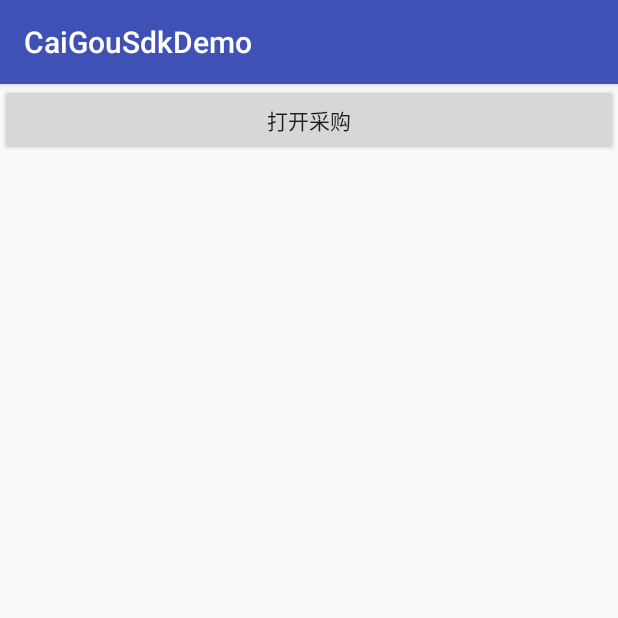
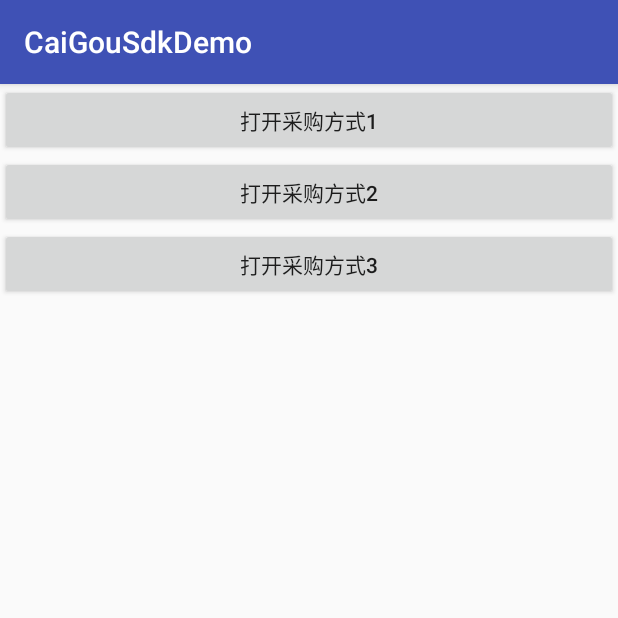
Before and after one commit to niulinguo/CaiGouSdkDemo, an Android app: the screen it shows after launch (MainActivity), on a phone screen of 412 x 824 dp, the top half of it. Run offline under Robolectric (Android 15) with nearby library versions, the phone set to English and light mode, and no system bars.

Commit message:
修改跳转方式

```diff
--- a/app/src/main/res/layout/activity_main.xml
+++ b/app/src/main/res/layout/activity_main.xml
@@ -1,7 +1,6 @@
 <?xml version="1.0" encoding="utf-8"?>
 <LinearLayout
     xmlns:android="http://schemas.android.com/apk/res/android"
-    xmlns:app="http://schemas.android.com/apk/res-auto"
     xmlns:tools="http://schemas.android.com/tools"
     android:layout_width="match_parent"
     android:layout_height="match_parent"
@@ -10,9 +9,23 @@
 
     <Button
         android:layout_width="match_parent"
-        android:text="打开采购"
-        android:onClick="openCaiGou"
         android:layout_height="wrap_content"
+        android:onClick="openCaiGou1"
+        android:text="打开采购方式1"
+        tools:ignore="HardcodedText"/>
+
+    <Button
+        android:layout_width="match_parent"
+        android:layout_height="wrap_content"
+        android:onClick="openCaiGou2"
+        android:text="打开采购方式2"
+        tools:ignore="HardcodedText"/>
+
+    <Button
+        android:layout_width="match_parent"
+        android:layout_height="wrap_content"
+        android:onClick="openCaiGou3"
+        android:text="打开采购方式3"
         tools:ignore="HardcodedText"/>
 
 </LinearLayout>
```
Also changed, not shown: app/src/main/java/com/niles/caigousdkdemo/MainActivity.java (+48 -5 lines).
